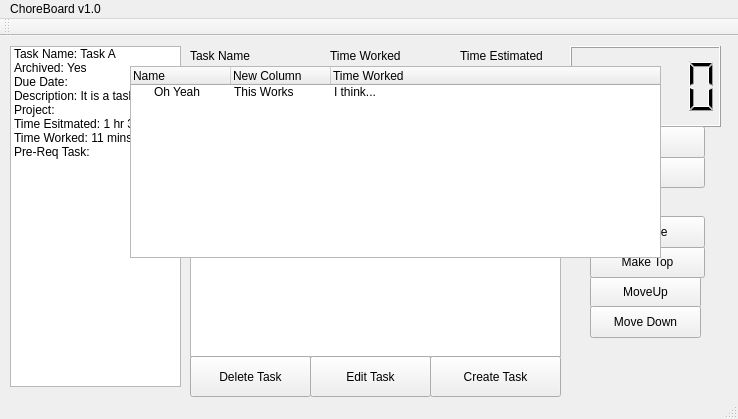
Qt form mainwindow.ui (cacarlson/ChoreBoard) before a commit.
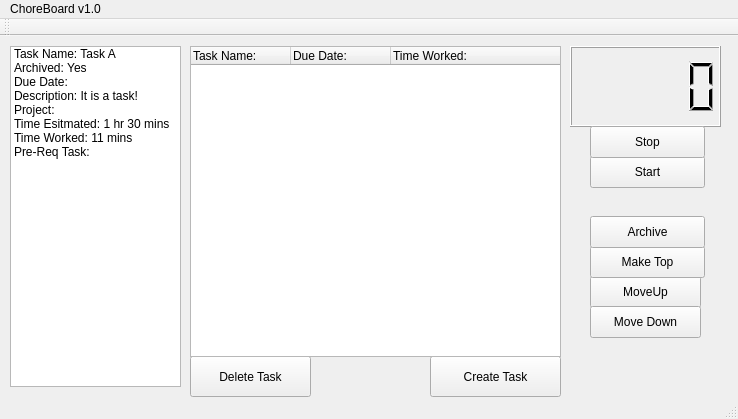
The same form after that commit.

Commit message: Got data on screen...which can be dragged...cool stuff

```diff
--- a/mainwindow.ui
+++ b/mainwindow.ui
@@ -14,82 +14,6 @@
    <string>MainWindow</string>
   </property>
   <widget class="QWidget" name="centralWidget">
-   <widget class="QListWidget" name="listWidget">
-    <property name="geometry">
-     <rect>
-      <x>190</x>
-      <y>30</y>
-      <width>371</width>
-      <height>291</height>
-     </rect>
-    </property>
-    <item>
-     <property name="text">
-      <string>Get Paid                     0 hrs  0 mins            0 hrs  20 mins</string>
-     </property>
-    </item>
-    <item>
-     <property name="text">
-      <string>Buy Gift                      0 hrs  0 mins             1 hrs  0 mins</string>
-     </property>
-    </item>
-    <item>
-     <property name="text">
-      <string>Task A                        0 hrs  11 mins           1 hrs  30 mins</string>
-     </property>
-     <property name="background">
-      <brush brushstyle="SolidPattern">
-       <color alpha="255">
-        <red>0</red>
-        <green>255</green>
-        <blue>255</blue>
-       </color>
-      </brush>
-     </property>
-    </item>
-    <item>
-     <property name="text">
-      <string>Finish Work                40 hrs  0 mins          40 hrs  0 mins</string>
-     </property>
-     <property name="background">
-      <brush brushstyle="SolidPattern">
-       <color alpha="255">
-        <red>0</red>
-        <green>255</green>
-        <blue>255</blue>
-       </color>
-      </brush>
-     </property>
-    </item>
-    <item>
-     <property name="text">
-      <string>Find Job                     90 hrs 0 mins          100 hrs  0 mins</string>
-     </property>
-     <property name="background">
-      <brush brushstyle="SolidPattern">
-       <color alpha="255">
-        <red>0</red>
-        <green>255</green>
-        <blue>255</blue>
-       </color>
-      </brush>
-     </property>
-    </item>
-    <item>
-     <property name="text">
-      <string>Graduate College        666 hrs  0 mins      999 hrs  0 mins</string>
-     </property>
-     <property name="background">
-      <brush brushstyle="SolidPattern">
-       <color alpha="255">
-        <red>0</red>
-        <green>255</green>
-        <blue>255</blue>
-       </color>
-      </brush>
-     </property>
-    </item>
-   </widget>
    <widget class="QPushButton" name="pushButton">
     <property name="geometry">
      <rect>
@@ -145,19 +69,6 @@
      <string>Create Task</string>
     </property>
    </widget>
-   <widget class="QPushButton" name="pushButton_4">
-    <property name="geometry">
-     <rect>
-      <x>310</x>
-      <y>320</y>
-      <width>121</width>
-      <height>41</height>
-     </rect>
-    </property>
-    <property name="text">
-     <string>Edit Task</string>
-    </property>
-   </widget>
    <widget class="QPushButton" name="pushButton_5">
     <property name="geometry">
      <rect>
@@ -223,45 +134,6 @@
      <string>Archive</string>
     </property>
    </widget>
-   <widget class="QLabel" name="label_2">
-    <property name="geometry">
-     <rect>
-      <x>190</x>
-      <y>10</y>
-      <width>81</width>
-      <height>19</height>
-     </rect>
-    </property>
-    <property name="text">
-     <string>Task Name</string>
-    </property>
-   </widget>
-   <widget class="QLabel" name="label_3">
-    <property name="geometry">
-     <rect>
-      <x>330</x>
-      <y>10</y>
-      <width>81</width>
-      <height>19</height>
-     </rect>
-    </property>
-    <property name="text">
-     <string>Time Worked</string>
-    </property>
-   </widget>
-   <widget class="QLabel" name="label_4">
-    <property name="geometry">
-     <rect>
-      <x>460</x>
-      <y>10</y>
-      <width>101</width>
-      <height>20</height>
-     </rect>
-    </property>
-    <property name="text">
-     <string>Time Estimated</string>
-    </property>
-   </widget>
    <widget class="QListWidget" name="descriptionFields">
     <property name="geometry">
      <rect>
@@ -321,38 +193,27 @@
    <widget class="QTreeWidget" name="treeWidget">
     <property name="geometry">
      <rect>
-      <x>130</x>
-      <y>30</y>
-      <width>531</width>
-      <height>192</height>
+      <x>190</x>
+      <y>10</y>
+      <width>371</width>
+      <height>311</height>
      </rect>
     </property>
     <column>
      <property name="text">
-      <string>Name</string>
+      <string>Task Name:</string>
      </property>
     </column>
     <column>
      <property name="text">
-      <string>New Column</string>
+      <string>Due Date:</string>
      </property>
     </column>
     <column>
      <property name="text">
-      <string>Time Worked</string>
+      <string>Time Worked:</string>
      </property>
     </column>
-    <item>
-     <property name="text">
-      <string>Oh Yeah</string>
-     </property>
-     <property name="text">
-      <string>This Works</string>
-     </property>
-     <property name="text">
-      <string>I think...</string>
-     </property>
-    </item>
    </widget>
   </widget>
   <widget class="QMenuBar" name="menuBar">
```
Left out of the diff: 17 changed lines with no effect on the pictures. The commit also changes 5 other files.
